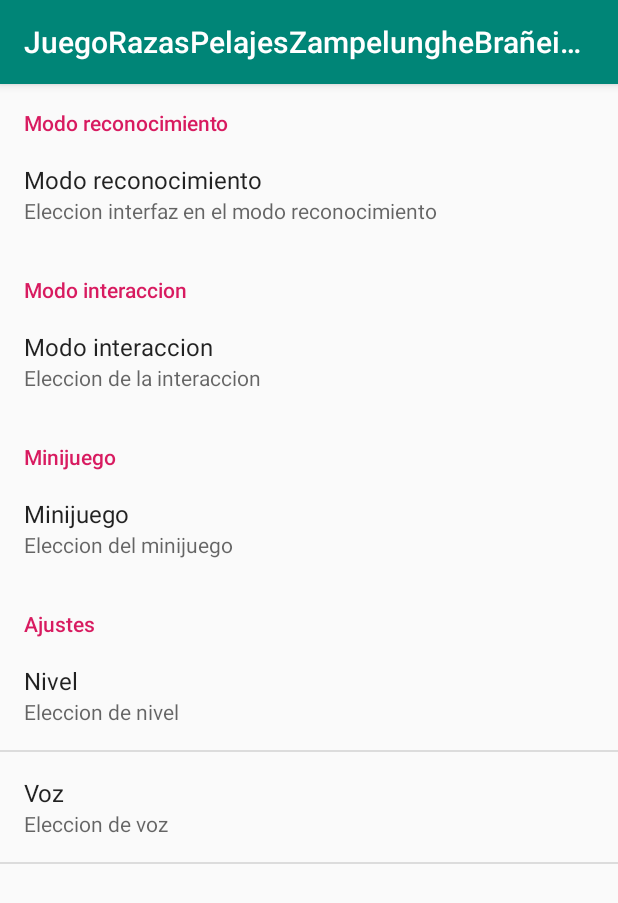
After one commit to Gabbraneiro/JuegoRazasPelajes, an Android app: the fragment MyPreferenceFragment shown on its own in the app's theme, on a phone screen of 412 x 824 dp. The commit adds this screen. Shown: the top 903 px of the screen. Run offline under Robolectric (Android 15) with nearby library versions, the phone set to English and light mode, and no system bars.

Commit message:
Anda pantalla de configuracion. No anda main activity.

```diff
--- a/app/build.gradle
+++ b/app/build.gradle
@@ -3,7 +3,7 @@ apply plugin: 'com.android.application'
 android {
     compileSdkVersion 28
     defaultConfig {
-        applicationId "com.zampegab.juegorazaspelajes"
+        applicationId "com.zampegab.juegorazaspelajesbraneirozampelunghe"
         minSdkVersion 15
         targetSdkVersion 28
         versionCode 1
--- /dev/null
+++ b/app/src/main/java/com/zampegab/juegorazaspelajes/MyPreferenceFragment.java
@@ -0,0 +1,13 @@
+package com.zampegab.juegorazaspelajes;
+
+import android.preference.PreferenceFragment;
+import android.os.Bundle;
+
+public class MyPreferenceFragment extends PreferenceFragment {
+    @Override
+    public void onCreate(final Bundle savedInstanceState)
+    {
+        super.onCreate(savedInstanceState);
+        addPreferencesFromResource(R.xml.preferences);
+    }
+}
--- a/app/src/main/res/layout/activity_settings.xml
+++ b/app/src/main/res/layout/activity_settings.xml
@@ -1,6 +1,6 @@
 <?xml version="1.0" encoding="utf-8"?>
-<ConstraintLayout
+<RelativeLayout
     xmlns:android="http://schemas.android.com/apk/res/android" android:layout_width="match_parent"
     android:layout_height="match_parent">
 
-</ConstraintLayout>
+</RelativeLayout>
--- a/app/src/main/res/xml/preferences.xml
+++ b/app/src/main/res/xml/preferences.xml
@@ -4,8 +4,8 @@
         <ListPreference
             android:defaultValue="1"
             android:dialogTitle="@string/modo_reconocimiento"
-            android:entries="@array/modo_reconocimiento_radio_ids"
-            android:entryValues="@array/modo_reconocimiento_radio_values"
+            android:entryValues="@array/modo_reconocimiento_radio_ids"
+            android:entries="@array/modo_reconocimiento_radio_values"
             android:key="modo_reconocimiento"
             android:summary="Eleccion interfaz en el modo reconocimiento"
             android:title="@string/modo_reconocimiento" />
@@ -14,8 +14,8 @@
         <ListPreference
     android:defaultValue="A"
     android:dialogTitle="@string/modo_interaccion"
-    android:entries="@array/modo_interaccion_radio_ids"
-    android:entryValues="@array/modo_interaccion_radio_values"
+    android:entryValues="@array/modo_interaccion_radio_ids"
+    android:entries="@array/modo_interaccion_radio_values"
     android:key="modo_interaccion"
     android:summary="Eleccion de la interaccion"
     android:title="@string/modo_interaccion" />
@@ -24,8 +24,8 @@
         <ListPreference
             android:defaultValue="1"
             android:dialogTitle="@string/config_minijuego"
-            android:entries="@array/minijuego_radio_id"
-            android:entryValues="@array/minijuego_radio_values"
+            android:entryValues="@array/minijuego_radio_id"
+            android:entries="@array/minijuego_radio_values"
             android:key="modo_interaccion"
             android:summary="Eleccion del minijuego"
             android:title="@string/config_minijuego" />
@@ -34,16 +34,16 @@
         <ListPreference
             android:defaultValue="1"
             android:dialogTitle="@string/nivel"
-            android:entries="@array/niveles_ids"
-            android:entryValues="@array/niveles_values"
+            android:entryValues="@array/niveles_ids"
+            android:entries="@array/niveles_values"
             android:key="nivel"
             android:summary="Eleccion de nivel"
             android:title="@string/nivel" />
         <ListPreference
             android:defaultValue="1"
             android:dialogTitle="@string/voz"
-            android:entries="@array/voz_ids"
-            android:entryValues="@array/voz_values"
+            android:entryValues="@array/voz_ids"
+            android:entries="@array/voz_values"
             android:key="voz"
             android:summary="Eleccion de voz"
             android:title="@string/voz" />
```
Also changed, not shown: app/src/main/AndroidManifest.xml (+6 -7 lines), app/src/main/java/com/zampegab/juegorazaspelajes/MainActivity.java (+10 -2 lines), app/src/main/java/com/zampegab/juegorazaspelajes/SettingsActivity.java (added, +11 -0 lines).
